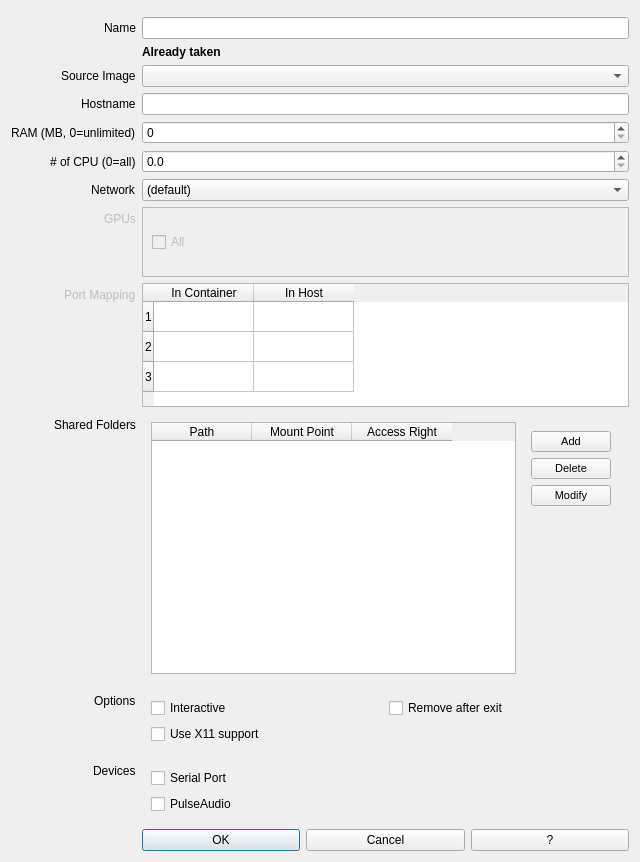
sujiwo/QtDocker, file QtDocker/ui/createContainer.ui: the form before one commit.
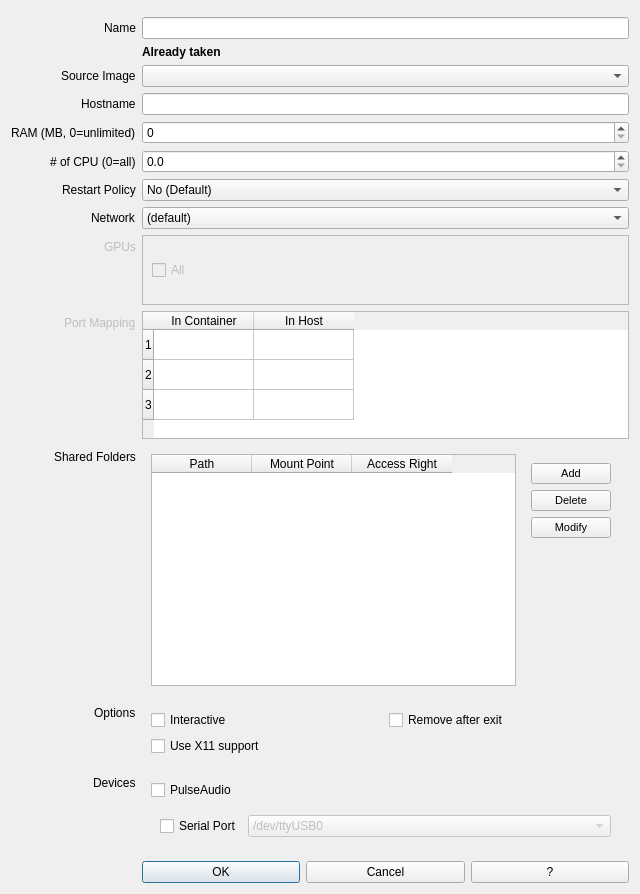
The form after the commit. Icons and pictures are not drawn.

Commit message: Container filter

What changed in the file:
```diff
--- a/QtDocker/ui/createContainer.ui
+++ b/QtDocker/ui/createContainer.ui
@@ -7,7 +7,7 @@
     <x>0</x>
     <y>0</y>
     <width>640</width>
-    <height>862</height>
+    <height>894</height>
    </rect>
   </property>
   <property name="sizePolicy">
@@ -73,14 +73,14 @@
      </property>
     </widget>
    </item>
-   <item row="8" column="0">
+   <item row="9" column="0">
     <widget class="QLabel" name="networkLabel">
      <property name="text">
       <string>Network</string>
      </property>
     </widget>
    </item>
-   <item row="8" column="1">
+   <item row="9" column="1">
     <widget class="QComboBox" name="networkComboBox">
      <item>
       <property name="text">
@@ -89,7 +89,7 @@
      </item>
     </widget>
    </item>
-   <item row="9" column="0">
+   <item row="10" column="0">
     <widget class="QLabel" name="gpuLabel">
      <property name="enabled">
       <bool>false</bool>
@@ -99,7 +99,7 @@
      </property>
     </widget>
    </item>
-   <item row="9" column="1">
+   <item row="10" column="1">
     <widget class="QScrollArea" name="gpuListScl">
      <property name="enabled">
       <bool>false</bool>
@@ -146,21 +146,21 @@
      </widget>
     </widget>
    </item>
-   <item row="11" column="0">
+   <item row="12" column="0">
     <widget class="QLabel" name="volumesLabel">
      <property name="text">
       <string>Shared Folders</string>
      </property>
     </widget>
    </item>
-   <item row="12" column="0">
+   <item row="13" column="0">
     <widget class="QLabel" name="optionsLabel">
      <property name="text">
       <string>Options</string>
      </property>
     </widget>
    </item>
-   <item row="12" column="1">
+   <item row="13" column="1">
     <widget class="QWidget" name="optionsWidget" native="true">
      <layout class="QGridLayout" name="gridLayout_2">
       <item row="0" column="0">
@@ -191,7 +191,7 @@
      </layout>
     </widget>
    </item>
-   <item row="14" column="1">
+   <item row="15" column="1">
     <layout class="QHBoxLayout" name="horizontalLayout_2">
      <item>
       <widget class="QPushButton" name="okBtn">
@@ -216,16 +216,9 @@
      </item>
     </layout>
    </item>
-   <item row="13" column="1">
+   <item row="14" column="1">
     <widget class="QWidget" name="devicesWidget" native="true">
      <layout class="QVBoxLayout" name="verticalLayout_5">
-      <item>
-       <widget class="QCheckBox" name="checkBox_7">
-        <property name="text">
-         <string>Serial Port</string>
-        </property>
-       </widget>
-      </item>
       <item>
        <widget class="QCheckBox" name="checkBox_8">
         <property name="text">
@@ -233,17 +226,68 @@
         </property>
        </widget>
       </item>
+      <item>
+       <widget class="QWidget" name="widget_3" native="true">
+        <layout class="QHBoxLayout" name="horizontalLayout">
+         <item>
+          <widget class="QCheckBox" name="serialPortChk">
+           <property name="text">
+            <string>Serial Port</string>
+           </property>
+          </widget>
+         </item>
+         <item>
+          <widget class="QComboBox" name="serialPortChooser">
+           <property name="enabled">
+            <bool>false</bool>
+           </property>
+           <property name="sizePolicy">
+            <sizepolicy hsizetype="Expanding" vsizetype="Fixed">
+             <horstretch>0</horstretch>
+             <verstretch>0</verstretch>
+            </sizepolicy>
+           </property>
+           <item>
+            <property name="text">
+             <string>/dev/ttyUSB0</string>
+            </property>
+           </item>
+           <item>
+            <property name="text">
+             <string>/dev/ttyUSB1</string>
+            </property>
+           </item>
+           <item>
+            <property name="text">
+             <string>/dev/ttyACM0</string>
+            </property>
+           </item>
+           <item>
+            <property name="text">
+             <string>/dev/ttyS0</string>
+            </property>
+           </item>
+           <item>
+            <property name="text">
+             <string>/dev/ttyS1</string>
+            </property>
+           </item>
+          </widget>
+         </item>
+        </layout>
+       </widget>
+      </item>
      </layout>
     </widget>
    </item>
-   <item row="13" column="0">
+   <item row="14" column="0">
     <widget class="QLabel" name="devicesLabel">
      <property name="text">
       <string>Devices</string>
      </property>
     </widget>
    </item>
-   <item row="11" column="1">
+   <item row="12" column="1">
     <widget class="QWidget" name="widget" native="true">
      <layout class="QHBoxLayout" name="horizontalLayout_3">
       <item>
@@ -357,7 +401,7 @@
      </property>
     </widget>
    </item>
-   <item row="10" column="0">
+   <item row="11" column="0">
     <widget class="QLabel" name="portMappingLbl">
      <property name="enabled">
       <bool>false</bool>
@@ -377,7 +421,7 @@
    <item row="5" column="1">
     <widget class="QLineEdit" name="lineEdit"/>
    </item>
-   <item row="10" column="1">
+   <item row="11" column="1">
     <widget class="QTableWidget" name="portmapTbl">
      <property name="sizePolicy">
       <sizepolicy hsizetype="Minimum" vsizetype="Minimum">
@@ -385,6 +429,12 @@
        <verstretch>0</verstretch>
       </sizepolicy>
      </property>
+     <property name="minimumSize">
+      <size>
+       <width>0</width>
+       <height>128</height>
+      </size>
+     </property>
      <property name="sizeAdjustPolicy">
       <enum>QAbstractScrollArea::AdjustToContents</enum>
      </property>
@@ -406,6 +456,37 @@
      </column>
     </widget>
    </item>
+   <item row="8" column="0">
+    <widget class="QLabel" name="label_2">
+     <property name="text">
+      <string>Restart Policy</string>
+     </property>
+    </widget>
+   </item>
+   <item row="8" column="1">
+    <widget class="QComboBox" name="restartPolCbx">
+     <item>
+      <property name="text">
+       <string>No (Default)</string>
+      </property>
+     </item>
+     <item>
+      <property name="text">
+       <string>On failure, retry 3 times</string>
+      </property>
+     </item>
+     <item>
+      <property name="text">
+       <string>Always</string>
+      </property>
+     </item>
+     <item>
+      <property name="text">
+       <string>Unless stopped</string>
+      </property>
+     </item>
+    </widget>
+   </item>
   </layout>
  </widget>
  <resources/>
```
Left out of the diff: 21 changed lines with no effect on the pictures. The commit also changes 6 other files.
